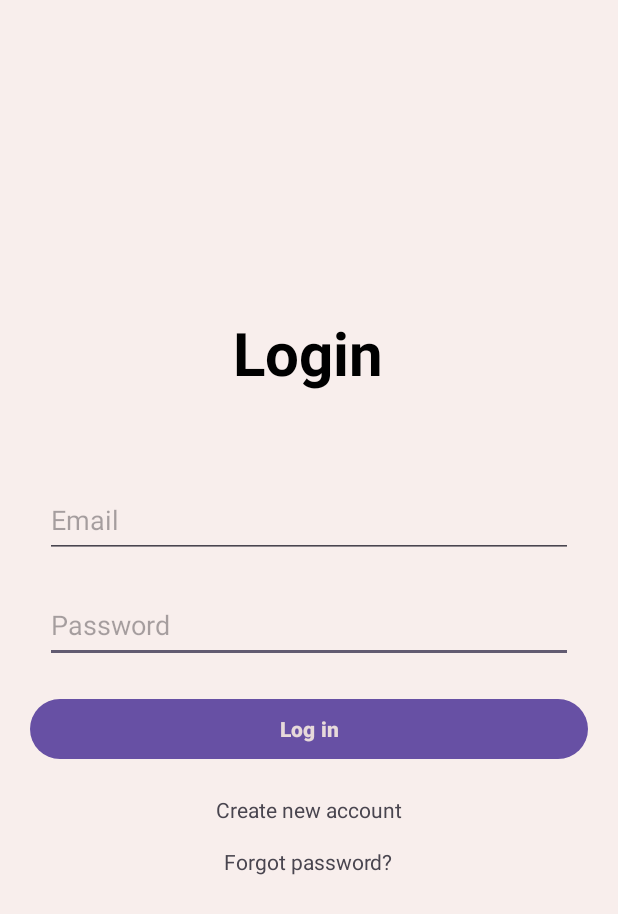
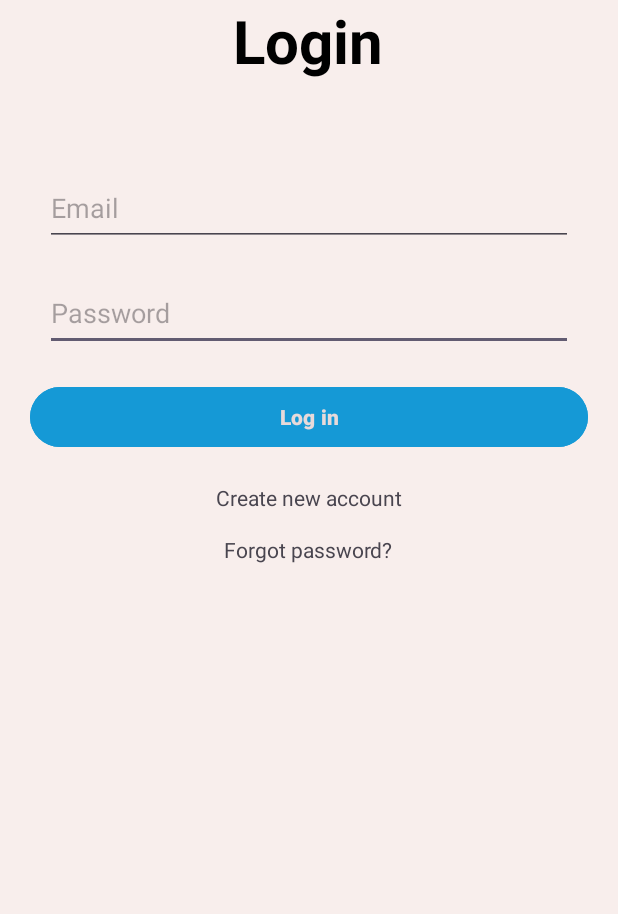
Before and after one commit to vulahe176419/Electronic-Store, an Android app: the screen it shows after launch (LoginActivity), on a phone screen of 412 x 824 dp. Shown: the top 914 px of the screen. Run offline under Robolectric (Android 15) with nearby library versions, the phone set to English and light mode, and no system bars; our stand-ins replace Firebase (no records; nobody signed in at launch, a user with empty details on screens opened directly).

Commit message:
color update

```diff
--- a/app/src/main/res/layout/activity_forgot_password.xml
+++ b/app/src/main/res/layout/activity_forgot_password.xml
@@ -86,12 +86,13 @@
                 android:layout_marginEnd="16dp"
                 android:layout_marginBottom="16dp"
                 android:text="Reset Password"
+                style="@style/CustomButton"
                 app:layout_constraintBottom_toBottomOf="parent"
                 app:layout_constraintEnd_toEndOf="parent"
                 app:layout_constraintHorizontal_bias="0.0"
                 app:layout_constraintStart_toStartOf="parent"
                 app:layout_constraintTop_toBottomOf="@+id/btn_login"
-                app:layout_constraintVertical_bias="0.263" />
+                app:layout_constraintVertical_bias="0.0" />
         </androidx.constraintlayout.widget.ConstraintLayout>
     </androidx.cardview.widget.CardView>
 </androidx.constraintlayout.widget.ConstraintLayout>
--- a/app/src/main/res/layout/activity_login.xml
+++ b/app/src/main/res/layout/activity_login.xml
@@ -24,24 +24,10 @@
         app:layout_constraintStart_toStartOf="parent"
         app:layout_constraintTop_toBottomOf="@+id/in_email" />
 
-    <LinearLayout
-        android:id="@+id/linearLayout"
-        android:layout_width="match_parent"
-        android:layout_height="160dp"
-        android:orientation="vertical"
-        app:layout_constraintEnd_toEndOf="parent"
-        app:layout_constraintHorizontal_bias="1.0"
-        app:layout_constraintStart_toStartOf="parent"
-        app:layout_constraintTop_toTopOf="parent">
-
-
-    </LinearLayout>
-
     <TextView
         android:id="@+id/textView"
         android:layout_width="wrap_content"
         android:layout_height="wrap_content"
-        android:layout_marginTop="48dp"
         android:text="Login"
         android:textColor="@color/black"
         android:textSize="40dp"
@@ -49,7 +35,7 @@
         app:layout_constraintEnd_toEndOf="parent"
         app:layout_constraintHorizontal_bias="0.498"
         app:layout_constraintStart_toStartOf="parent"
-        app:layout_constraintTop_toBottomOf="@+id/linearLayout" />
+        tools:layout_editor_absoluteY="208dp" />
 
     <EditText
         android:id="@+id/in_email"
@@ -77,6 +63,7 @@
         android:text="Log in"
         android:textStyle="bold"
         android:textColor="#E7DADA"
+        android:backgroundTint="#1599d6"
         app:layout_constraintEnd_toEndOf="parent"
         app:layout_constraintStart_toStartOf="parent"
         app:layout_constraintTop_toBottomOf="@+id/in_password" />
--- a/app/src/main/res/layout/activity_main.xml
+++ b/app/src/main/res/layout/activity_main.xml
@@ -12,7 +12,7 @@
         android:id="@+id/toolbar"
         android:layout_width="match_parent"
         android:layout_height="56dp"
-        android:background="?attr/colorPrimary"
+        android:background="@color/light_blue"
         android:theme="@style/ThemeOverlay.AppCompat.Dark.ActionBar"
         app:title="Electronic Store"
         app:titleTextColor="@android:color/white"
--- a/app/src/main/res/layout/activity_signup.xml
+++ b/app/src/main/res/layout/activity_signup.xml
@@ -70,7 +70,7 @@
         android:layout_marginTop="20dp"
         android:layout_marginEnd="20dp"
         android:text="Sign up"
-        android:textColor="#E7DADA"
+        style="@style/CustomButton"
         app:layout_constraintEnd_toEndOf="parent"
         app:layout_constraintHorizontal_bias="1.0"
         app:layout_constraintStart_toStartOf="parent"
--- a/app/src/main/res/values/colors.xml
+++ b/app/src/main/res/values/colors.xml
@@ -4,4 +4,5 @@
     <color name="white">#FFFFFFFF</color>
     <color name="blue">#3F51B5</color>
     <color name="purple">#673AB7</color>
+    <color name="light_blue">#1599d6</color>
 </resources>
--- /dev/null
+++ b/app/src/main/res/values/style.xml
@@ -0,0 +1,7 @@
+<?xml version="1.0" encoding="utf-8"?>
+<resources>
+    <style name="CustomButton" parent="Widget.Material3.Button">
+        <item name="android:backgroundTint">#1599d6</item>  <!-- Button background color -->
+        <item name="android:textColor">#E7DADA</item>      <!-- Button text color -->
+    </style>
+</resources>
--- a/app/src/main/res/values/themes.xml
+++ b/app/src/main/res/values/themes.xml
@@ -3,6 +3,8 @@
     <style name="Base.Theme.ElectronicStore" parent="Theme.Material3.DayNight.NoActionBar">
         <!-- Customize your light theme here. -->
         <!-- <item name="colorPrimary">@color/my_light_primary</item> -->
+            <item name="buttonStyle">@style/CustomButton</item>
+
     </style>
 
     <style name="Theme.ElectronicStore" parent="Base.Theme.ElectronicStore" />
--- a/gradle/libs.versions.toml
+++ b/gradle/libs.versions.toml
@@ -1,5 +1,5 @@
 [versions]
-agp = "8.8.2"
+agp = "8.9.0"
 junit = "4.13.2"
 junitVersion = "1.2.1"
 espressoCore = "3.6.1"
```
Also changed, not shown: app/src/main/res/drawable/logo.png (added), gradle/wrapper/gradle-wrapper.properties, 1 other file.
